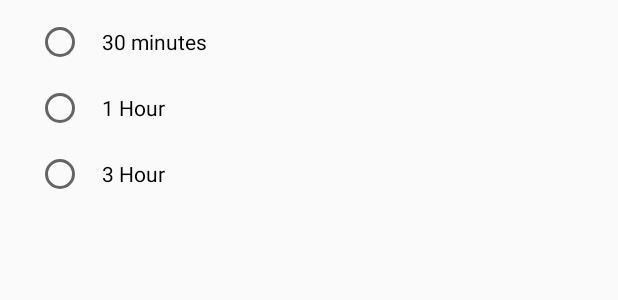
After one commit to JekaDev/WeatherApp, an Android app: the layout update_period_dialog.xml on its own in the app's theme, with its tools: preview values and no code run, on a phone screen of 412 x 824 dp. The commit adds this screen. Shown: the top 300 px of the screen. Run offline under Robolectric (Android 15) with nearby library versions, the phone set to English and light mode, and no system bars.

Commit message:
added update period dialog

```diff
--- /dev/null
+++ b/app/src/main/res/layout/update_period_dialog.xml
@@ -0,0 +1,44 @@
+<?xml version="1.0" encoding="utf-8"?>
+<RadioGroup xmlns:android="http://schemas.android.com/apk/res/android"
+    xmlns:tools="http://schemas.android.com/tools"
+    android:id="@+id/radio_group"
+    android:layout_width="match_parent"
+    android:layout_height="wrap_content"
+    android:orientation="vertical">
+
+    <RadioButton
+        android:id="@+id/period_30_min"
+        android:layout_width="wrap_content"
+        android:layout_height="wrap_content"
+        android:layout_marginStart="@dimen/update_period_dialog_margin_horizontal"
+        android:layout_marginLeft="@dimen/update_period_dialog_margin_horizontal"
+        android:layout_marginTop="@dimen/update_period_dialog_margin_vertical"
+        android:paddingStart="@dimen/update_period_dialog_padding_vertical"
+        android:paddingLeft="@dimen/update_period_dialog_padding_vertical"
+        android:text="@string/update_period_30_minutes"
+        tools:ignore="RtlSymmetry" />
+
+    <RadioButton
+        android:id="@+id/period_1_h"
+        android:layout_width="wrap_content"
+        android:layout_height="wrap_content"
+        android:layout_marginStart="@dimen/update_period_dialog_margin_horizontal"
+        android:layout_marginLeft="@dimen/update_period_dialog_margin_horizontal"
+        android:layout_marginTop="@dimen/update_period_dialog_margin_vertical"
+        android:paddingStart="@dimen/update_period_dialog_padding_vertical"
+        android:paddingLeft="@dimen/update_period_dialog_padding_vertical"
+        android:text="@string/update_period_1_hour"
+        tools:ignore="RtlSymmetry" />
+
+    <RadioButton
+        android:id="@+id/period_3_h"
+        android:layout_width="wrap_content"
+        android:layout_height="wrap_content"
+        android:layout_marginStart="@dimen/update_period_dialog_margin_horizontal"
+        android:layout_marginLeft="@dimen/update_period_dialog_margin_horizontal"
+        android:layout_marginTop="@dimen/update_period_dialog_margin_vertical"
+        android:paddingStart="@dimen/update_period_dialog_padding_vertical"
+        android:paddingLeft="@dimen/update_period_dialog_padding_vertical"
+        android:text="@string/update_period_3_hour"
+        tools:ignore="RtlSymmetry" />
+</RadioGroup>
--- a/app/src/main/res/values/dimens.xml
+++ b/app/src/main/res/values/dimens.xml
@@ -1,2 +1,8 @@
 <?xml version="1.0" encoding="utf-8"?>
-<resources></resources>
+<resources>
+
+<!-- Update period dialog -->
+<dimen name="update_period_dialog_margin_horizontal">24dp</dimen>
+<dimen name="update_period_dialog_margin_vertical">12dp</dimen>
+<dimen name="update_period_dialog_padding_vertical">12dp</dimen>
+</resources>
--- a/app/src/main/res/values/strings.xml
+++ b/app/src/main/res/values/strings.xml
@@ -6,4 +6,10 @@
     <string name="warning_delete_city">Delete this city?</string>
 
     <string name="menu_item_update_period">Set update period</string>
+
+    <!--Update period dialog-->
+    <string name="update_period_30_minutes">30 minutes</string>
+    <string name="update_period_1_hour">1 Hour</string>
+    <string name="update_period_3_hour">3 Hour</string>
+    <string name="title_period_update_dialog">Period update</string>
 </resources>
```
Also changed, not shown: app/src/main/java/com/example/ebobrovnichiy/weatherapp/ui/city/CitiesListFragment.kt (+14 -16 lines), app/src/main/java/com/example/ebobrovnichiy/weatherapp/ui/fragment/UpdatePeriodDialog.kt (added, +54 -0 lines).
